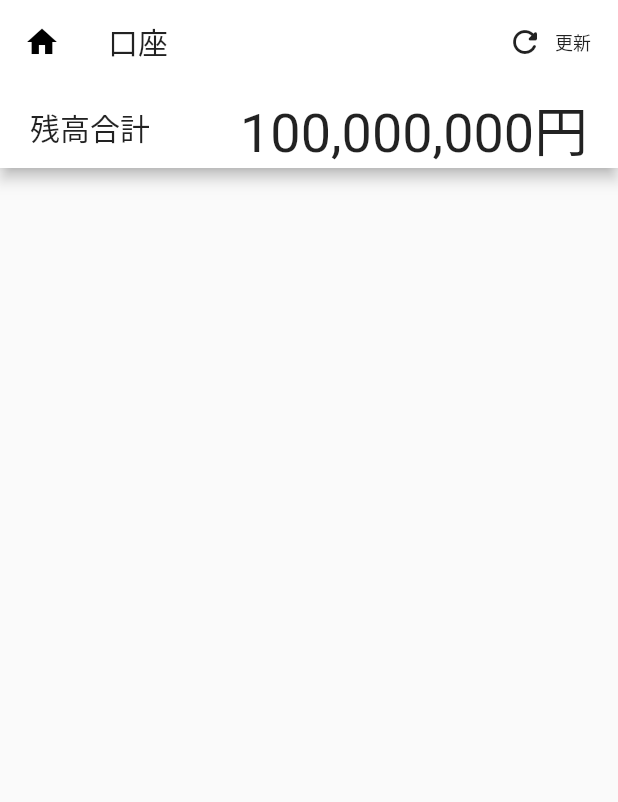
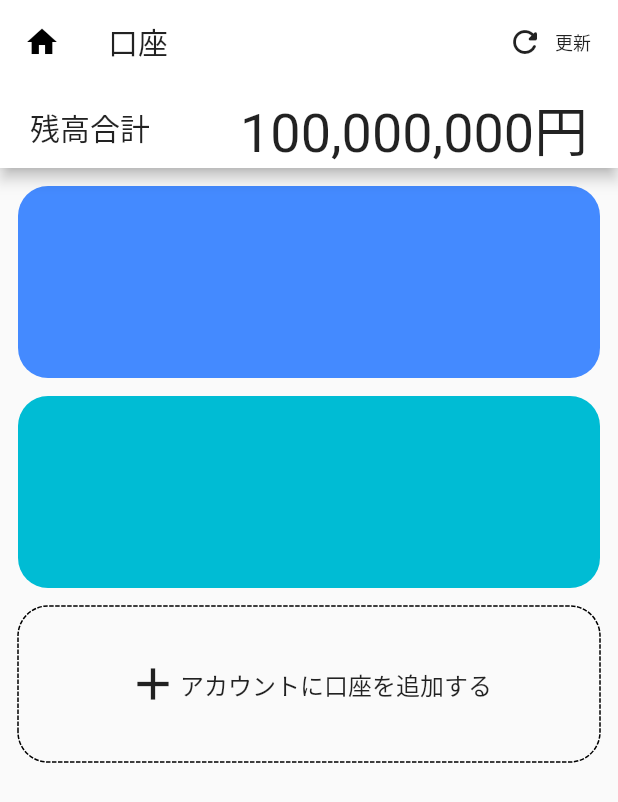
Before and after one commit to HasegawaShuhei/bank_account_UI, a Flutter app: the screen it shows after launch, on a phone screen of 412 x 824 dp. Shown: the top 802 px of the screen. Run offline on Flutter 3.47's test engine with Material 2 defaults, Android fonts, the phone set to English and light mode, and no system bars; drawn by our look-alikes of dotted_border.

Commit message:
口座情報部分枠完成

```diff
--- a/lib/main.dart
+++ b/lib/main.dart
@@ -1,3 +1,4 @@
+import 'package:dotted_border/dotted_border.dart';
 import 'package:flutter/material.dart';
 
 void main() {
@@ -53,6 +54,56 @@ class MyApp extends StatelessWidget {
               ),
               preferredSize: Size.fromHeight(kToolbarHeight)),
         ),
+        body: Column(
+          children: [
+            Padding(
+              padding: const EdgeInsets.only(left:12, top: 12, right: 12),
+              child: Container(
+                height: 128,
+                width: double.infinity,
+                decoration: BoxDecoration(
+                  color: Colors.blueAccent,
+                  borderRadius: BorderRadius.circular(20),
+                ),
+              ),
+            ),
+            Padding(
+              padding: const EdgeInsets.only(left:12, top: 12, right: 12),
+              child: Container(
+                height: 128,
+                width: double.infinity,
+                decoration: BoxDecoration(
+                  color: Colors.cyan,
+                  borderRadius: BorderRadius.circular(20),
+                ),
+              ),
+            ),
+
+            Padding(
+              padding: const EdgeInsets.only(left:12, top: 12, right: 12),
+              child: DottedBorder(
+                borderType: BorderType.RRect,
+                radius: Radius.circular(20),
+                  child:
+                    Container(
+                      height: 100,
+                      width: double.infinity,
+                      decoration: BoxDecoration(
+                      ),
+                      child: Row(
+                        mainAxisAlignment: MainAxisAlignment.center,
+                        children: [
+                          Icon(Icons.add, size: 36,),
+                          Text("アカウントに口座を追加する",
+                            style: TextStyle(fontSize: 16),
+                          ),
+                        ],
+                      ),
+                    ),
+                  ),
+            ),
+          ],
+        ),
       ),
     );
   }
--- a/pubspec.yaml
+++ b/pubspec.yaml
@@ -24,14 +24,17 @@ dependencies:
   flutter:
     sdk: flutter
 
-
   # The following adds the Cupertino Icons font to your application.
   # Use with the CupertinoIcons class for iOS style icons.
   cupertino_icons: ^1.0.0
 
+  dotted_border: ^1.0.7
+
+
 dev_dependencies:
   flutter_test:
     sdk: flutter
+
 
 # For information on the generic Dart part of this file, see the
 # following page: https://dart.dev/tools/pub/pubspec
```
Also changed, not shown: pubspec.lock.
